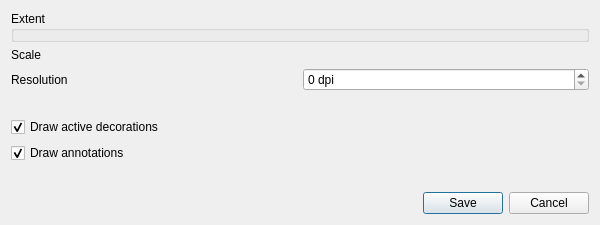
qgis/QGIS, file src/ui/qgsmapsavedialog.ui: the form before one commit.
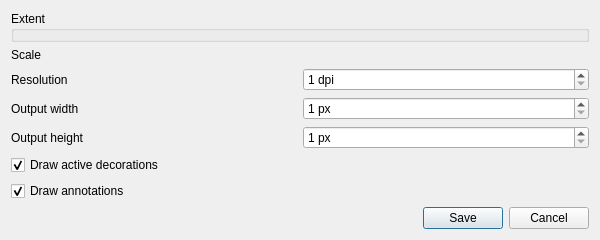
The form after the commit. Custom widgets are drawn as their Qt base class.

Commit message: [FEATURE] customizable output width and height in save as image dialog

```diff
--- a/src/ui/qgsmapsavedialog.ui
+++ b/src/ui/qgsmapsavedialog.ui
@@ -16,7 +16,7 @@
   <layout class="QVBoxLayout" name="verticalLayout">
    <item>
     <layout class="QGridLayout" name="gridLayout">
-     <item row="5" column="0" colspan="2">>
+     <item row="6" column="0" colspan="2">>
       <widget class="QCheckBox" name="mDrawAnnotations">
        <property name="text">
         <string>Draw annotations</string>
@@ -26,7 +26,7 @@
        </property>
       </widget>
      </item>
-     <item row="4" column="0" colspan="2">
+     <item row="5" column="0" colspan="2">
       <widget class="QCheckBox" name="mDrawDecorations">
        <property name="text">
         <string>Draw active decorations</string>
@@ -36,13 +36,55 @@
        </property>
       </widget>
      </item>
-     <item row="3" column="0" colspan="2">
-      <widget class="QLabel" name="mOutputSize">
-       <property name="enabled">
+     <item row="4" column="0">
+      <widget class="QLabel" name="label_4">
+       <property name="text">
+        <string>Output height</string>
+       </property>
+      </widget>
+     </item>
+     <item row="4" column="1">
+      <widget class="QgsSpinBox" name="mOutputHeightSpinBox">
+       <property name="suffix">
+        <string> px</string>
+       </property>
+       <property name="prefix">
+        <string/>
+       </property>
+       <property name="minimum">
+        <number>1</number>
+       </property>
+       <property name="maximum">
+        <number>99999</number>
+       </property>
+       <property name="showClearButton" stdset="0">
         <bool>false</bool>
        </property>
-       <property name="alignment">
-        <set>Qt::AlignCenter</set>
+      </widget>
+     </item>
+     <item row="3" column="0">
+      <widget class="QLabel" name="label_3">
+       <property name="text">
+        <string>Output width</string>
+       </property>
+      </widget>
+     </item>
+     <item row="3" column="1">
+      <widget class="QgsSpinBox" name="mOutputWidthSpinBox">
+       <property name="suffix">
+        <string> px</string>
+       </property>
+       <property name="prefix">
+        <string/>
+       </property>
+       <property name="minimum">
+        <number>1</number>
+       </property>
+       <property name="maximum">
+        <number>99999</number>
+       </property>
+       <property name="showClearButton" stdset="0">
+        <bool>false</bool>
        </property>
       </widget>
      </item>
@@ -61,6 +103,9 @@
        <property name="prefix">
         <string/>
        </property>
+       <property name="minimum">
+        <number>1</number>
+       </property>
        <property name="maximum">
         <number>3000</number>
        </property>
```
The commit also changes 3 other files.
